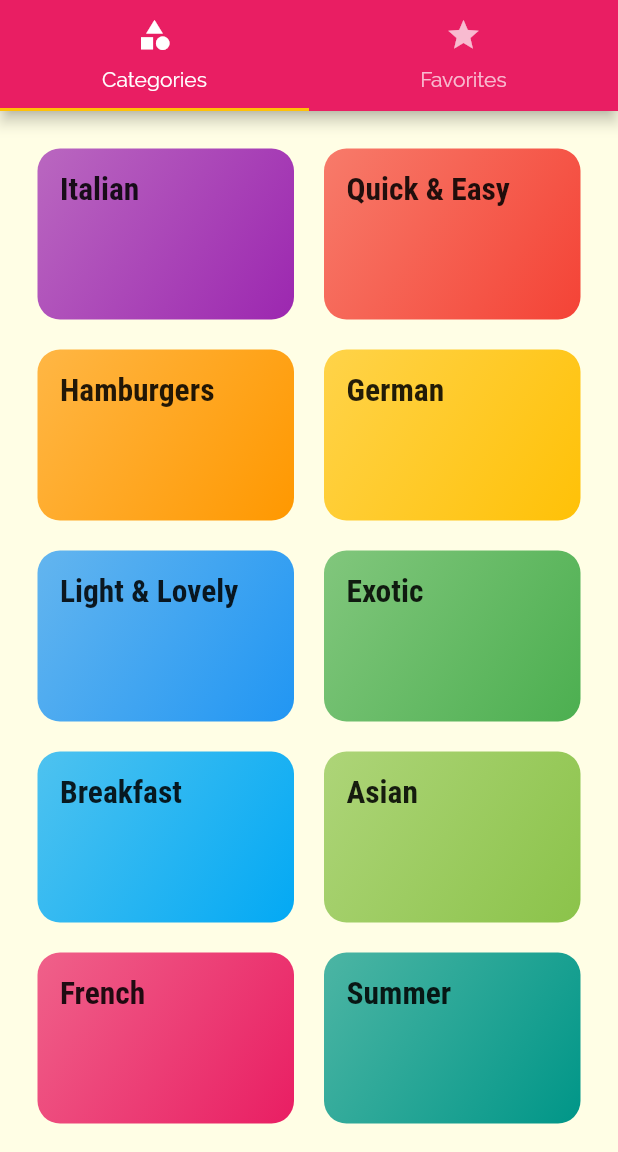
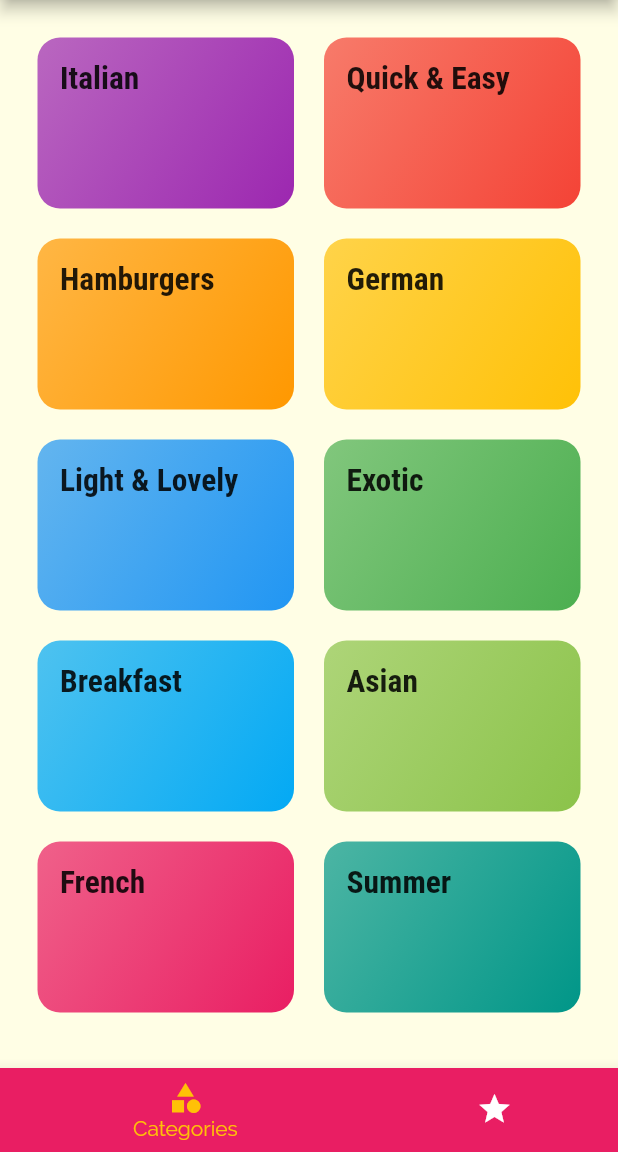
Before and after one commit to andreuhh/Food-app-flutter, a Flutter app: the screen it shows after launch, on a phone screen of 412 x 824 dp, the part 84-1236 px from its top. Run offline on Flutter 3.47's test engine with Material 2 defaults, Android fonts, the phone set to English and light mode, and no system bars.

```diff
--- a/lib/screens/tabs_screen.dart
+++ b/lib/screens/tabs_screen.dart
@@ -1,6 +1,6 @@
 import 'package:flutter/material.dart';
-import 'package:appcibo/screens/favorites_screen.dart';
 
+import './favorites_screen.dart';
 import './categories_screen.dart';
 
 class TabsScreen extends StatefulWidget {
@@ -9,37 +9,47 @@ class TabsScreen extends StatefulWidget {
 }
 
 class _TabsScreenState extends State<TabsScreen> {
+// utilizzo pages per gestire il cambio tra Categories e Favorites
+  final List<Widget> _pages = [
+    CategoriesScreen(),
+    FavoritesScreen(),
+  ];
+  int _selectedPageIndex = 0;
+
+  void _selectPage(int index) {
+    setState(() {
+      _selectedPageIndex = index;
+    });
+  }
+
   @override
   Widget build(BuildContext context) {
-    return DefaultTabController(
-      length: 2,
-      // initialIndex: 0,
-      child: Scaffold(
-        appBar: AppBar(
-          title: Text('Meals'),
-          bottom: TabBar(
-            tabs: <Widget>[
-              Tab(
-                icon: Icon(
-                  Icons.category,
-                ),
-                text: 'Categories',
-              ),
-              Tab(
-                icon: Icon(
-                  Icons.star,
-                ),
-                text: 'Favorites',
-              ),
-            ],
+    return Scaffold(
+      appBar: AppBar(
+        title: Text('Meals'),
+      ),
+      body: _pages[_selectedPageIndex],
+      bottomNavigationBar: BottomNavigationBar(
+        onTap: _selectPage,
+        backgroundColor: Theme.of(context).primaryColor,
+        unselectedItemColor: Colors.white,
+        selectedItemColor: Theme.of(context).accentColor,
+        currentIndex:
+            _selectedPageIndex, //permette di cambiare colore della barra in base alla pagina selezionata
+        //type: BottomNavigationBarType.shifting, no bar animation when page canche
+        type: BottomNavigationBarType.shifting,
+        items: [
+          BottomNavigationBarItem(
+            backgroundColor: Theme.of(context).primaryColor,
+            icon: Icon(Icons.category),
+            title: Text('Categories'),
           ),
-        ),
-        body: TabBarView(
-          children: <Widget>[
-            CategoriesScreen(),
-            FavoritesScreen(),
-          ],
-        ),
+          BottomNavigationBarItem(
+            backgroundColor: Theme.of(context).primaryColor,
+            icon: Icon(Icons.star),
+            title: Text('Favorites'),
+          ),
+        ],
       ),
     );
   }
```
